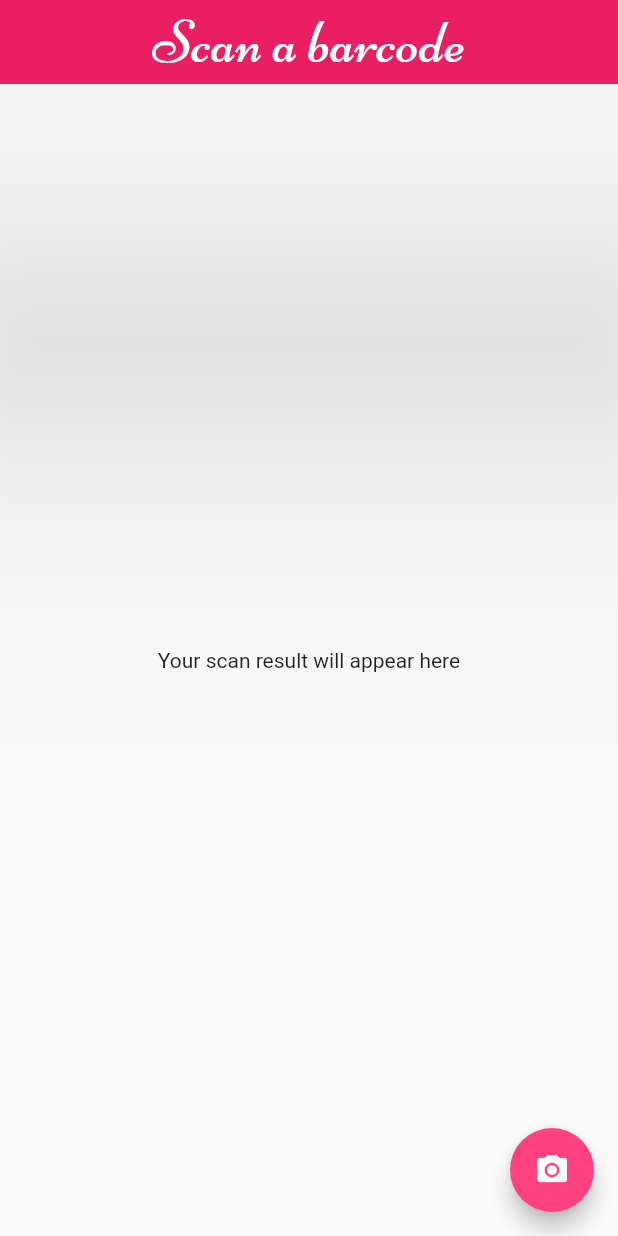
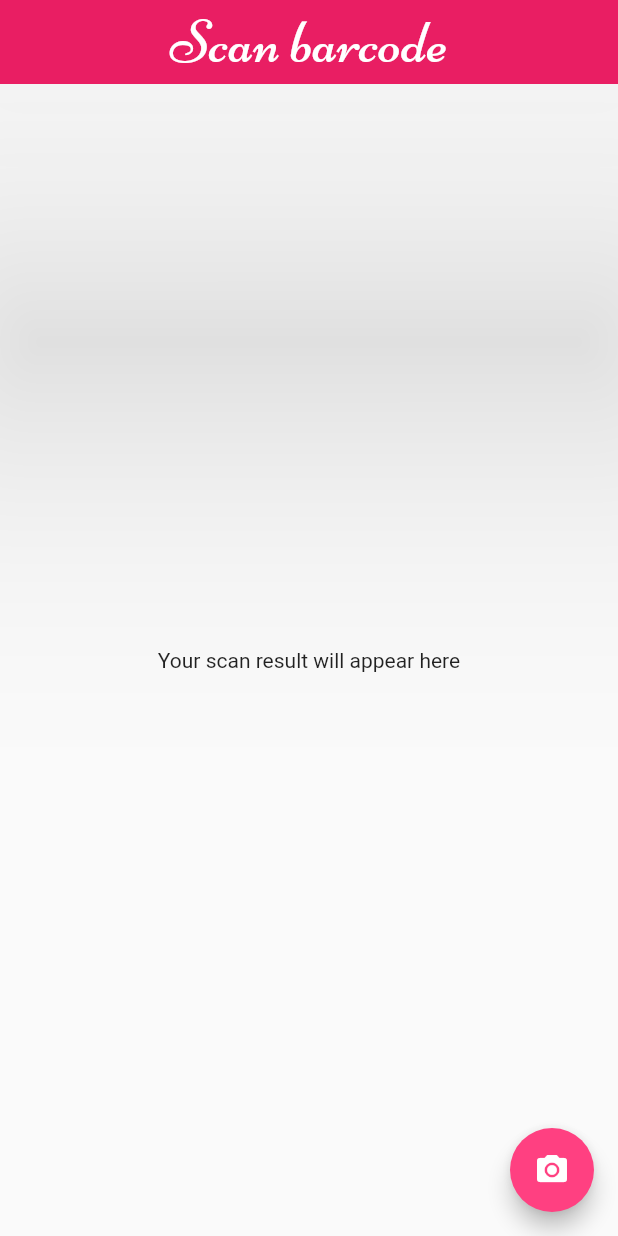
Before and after one commit to Chilukoa/Hello-Flutter, a Flutter app: the screen it shows after launch, on a phone screen of 412 x 824 dp. Run offline on Flutter 3.47's test engine with Material 2 defaults, Android fonts, the phone set to English and light mode, and no system bars; missing offline and left inert: flutter_barcode_scanner.

Commit message:
chANGED title

```diff
--- a/mybarcodescanner/lib/homePage.dart
+++ b/mybarcodescanner/lib/homePage.dart
@@ -32,7 +32,7 @@ class _HomePageState extends State<HomePage> {
   Widget build(BuildContext context) {
     return Scaffold(
       appBar: AppBar(
-        title: const Text('Scan a barcode', style: TextStyle(color: Colors.white,fontWeight: FontWeight.w300,fontSize: 40,fontFamily:'Niconne'),
+        title: const Text('Scan barcode', style: TextStyle(color: Colors.white,fontWeight: FontWeight.w300,fontSize: 40,fontFamily:'Niconne'),
 
         ),
         elevation: 100.0,
```
